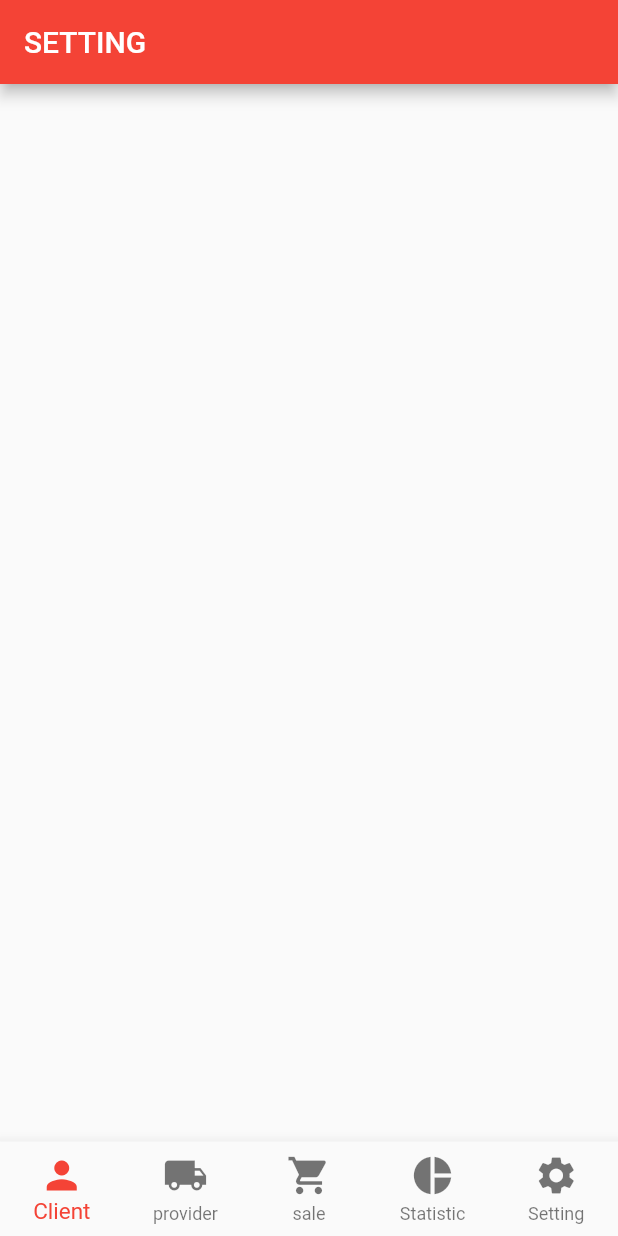
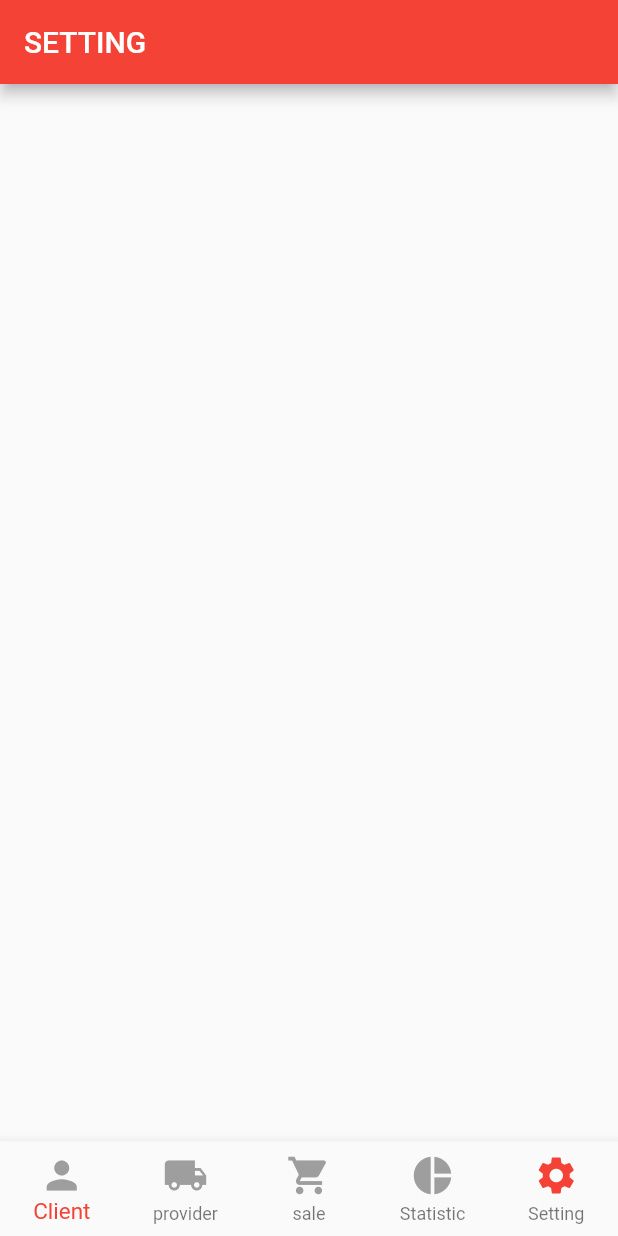
Before and after one commit to tooinfinity/hanoti, a Flutter app: the screen it shows after launch, swiped to page 5, on a phone screen of 412 x 824 dp. Run offline on Flutter 3.47's test engine with Material 2 defaults, Android fonts, the phone set to English and light mode, and no system bars.

Commit message:
:sparkles: complete implementation of bottom navigation bar

```diff
--- a/lib/presentation/home/home_screen.dart
+++ b/lib/presentation/home/home_screen.dart
@@ -14,7 +14,8 @@ class HomeScreen extends StatefulWidget {
 
 class _HomeScreenState extends State<HomeScreen> {
   PageController _screenController = PageController();
-  List<Widget> _screens = [
+  int _selectedIndex = 0;
+  final List<Widget> _screens = [
     ClientScreen(),
     ProviderScreen(),
     SaleScreen(),
@@ -26,6 +27,12 @@ class _HomeScreenState extends State<HomeScreen> {
     _screenController.jumpToPage(currentIndex);
   }
 
+  void _onPageChanged(int pageIndex) {
+    setState(() {
+      _selectedIndex = pageIndex;
+    });
+  }
+
   @override
   Widget build(BuildContext context) {
     return Scaffold(
@@ -33,6 +40,7 @@ class _HomeScreenState extends State<HomeScreen> {
         children: _screens,
         controller: _screenController,
         physics: NeverScrollableScrollPhysics(),
+        onPageChanged: _onPageChanged,
       ),
       bottomNavigationBar: BottomNavigationBar(
         type: BottomNavigationBarType.fixed,
@@ -42,15 +50,55 @@ class _HomeScreenState extends State<HomeScreen> {
         onTap: _onItemTapped,
         items: [
           BottomNavigationBarItem(
-              title: Text('Client'), icon: Icon(Icons.person)),
+              title: Text(
+                'Client',
+                style: TextStyle(
+                    color: _selectedIndex == 0 ? Colors.red : Colors.grey),
+              ),
+              icon: Icon(
+                Icons.person,
+                color: _selectedIndex == 0 ? Colors.red : Colors.grey,
+              )),
           BottomNavigationBarItem(
-              title: Text('provider'), icon: Icon(Icons.local_shipping)),
+              title: Text(
+                'provider',
+                style: TextStyle(
+                    color: _selectedIndex == 1 ? Colors.red : Colors.grey),
+              ),
+              icon: Icon(
+                Icons.local_shipping,
+                color: _selectedIndex == 1 ? Colors.red : Colors.grey,
+              )),
           BottomNavigationBarItem(
-              title: Text('sale'), icon: Icon(Icons.shopping_cart)),
+              title: Text(
+                'sale',
+                style: TextStyle(
+                    color: _selectedIndex == 2 ? Colors.red : Colors.grey),
+              ),
+              icon: Icon(
+                Icons.shopping_cart,
+                color: _selectedIndex == 2 ? Colors.red : Colors.grey,
+              )),
           BottomNavigationBarItem(
-              title: Text('Statistic'), icon: Icon(Icons.pie_chart)),
+              title: Text(
+                'Statistic',
+                style: TextStyle(
+                    color: _selectedIndex == 3 ? Colors.red : Colors.grey),
+              ),
+              icon: Icon(
+                Icons.pie_chart,
+                color: _selectedIndex == 3 ? Colors.red : Colors.grey,
+              )),
           BottomNavigationBarItem(
-              title: Text('Setting'), icon: Icon(Icons.settings)),
+              title: Text(
+                'Setting',
+                style: TextStyle(
+                    color: _selectedIndex == 4 ? Colors.red : Colors.grey),
+              ),
+              icon: Icon(
+                Icons.settings,
+                color: _selectedIndex == 4 ? Colors.red : Colors.grey,
+              )),
         ],
       ),
     );
--- a/lib/presentation/settings/setting_screen.dart
+++ b/lib/presentation/settings/setting_screen.dart
@@ -1,14 +1,24 @@
 import 'package:flutter/material.dart';
 
-class SettingScreen extends StatelessWidget {
+class SettingScreen extends StatefulWidget {
   const SettingScreen({Key key}) : super(key: key);
 
   @override
+  _SettingScreenState createState() => _SettingScreenState();
+}
+
+class _SettingScreenState extends State<SettingScreen>
+    with AutomaticKeepAliveClientMixin {
+  @override
   Widget build(BuildContext context) {
+    super.build(context);
     return Scaffold(
       appBar: AppBar(
         title: Text('SETTING'),
       ),
     );
   }
+
+  @override
+  bool get wantKeepAlive => true;
 }
```
